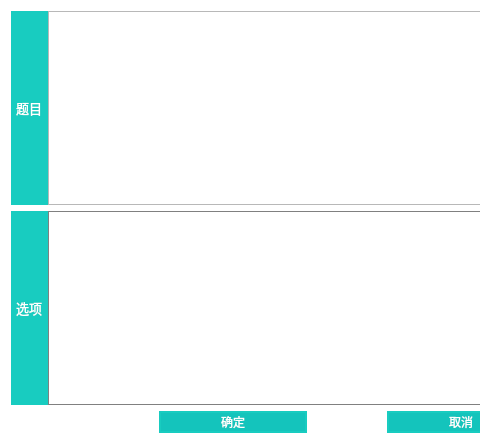
First picture: the form in Ques/quessinglechoiceeditdialog.ui, repository jkjkil4/ExamSysTeacher, before the edit; both pictures show x 0 to 480 and y 0 to 444 of the 694 by 444 pixel window.
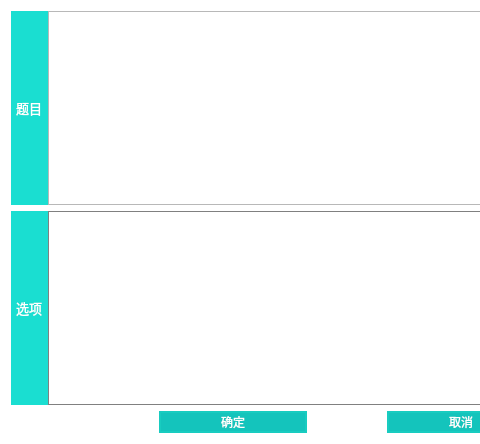
Second picture: the form after the edit.

```diff
--- a/Ques/quessinglechoiceeditdialog.ui
+++ b/Ques/quessinglechoiceeditdialog.ui
@@ -19,9 +19,9 @@
 }
 
 QLabel{
-	border: 2px solid rgb(24, 204, 192);
+	border: 2px solid rgb(26, 222, 209);
 	color: #FFFFFF;
-	background-color: rgb(24, 204, 192);
+	background-color: rgb(26, 222, 209);
 }
 
 QPushButton{
```
